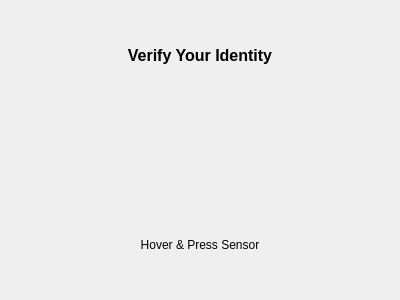
This is src/views/authenticate_views/fingerprint_view.ui in devforgely/MFA-Simulator as Qt 5 draws it before an edit. The edited form follows.
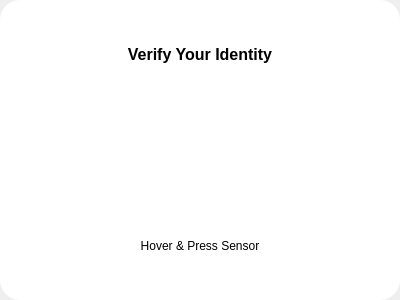
This is the edited form. Icons and pictures are not drawn.

Diff of the .ui file:
```diff
--- a/src/views/authenticate_views/fingerprint_view.ui
+++ b/src/views/authenticate_views/fingerprint_view.ui
@@ -23,16 +23,41 @@
    <enum>Qt::LeftToRight</enum>
   </property>
   <property name="styleSheet">
-   <string notr="true">#left_frame {
-	background-color: #fff;
-	border-radius: 10px;
+   <string notr="true">#frame {
+	background-color: white;
+	border-radius: 20px;
 }
 
 QPushButton {
 	border: none;
+	margin: 20px 0px;
 }</string>
   </property>
   <layout class="QVBoxLayout" name="verticalLayout">
+   <property name="spacing">
+    <number>0</number>
+   </property>
+   <property name="leftMargin">
+    <number>0</number>
+   </property>
+   <property name="topMargin">
+    <number>0</number>
+   </property>
+   <property name="rightMargin">
+    <number>0</number>
+   </property>
+   <property name="bottomMargin">
+    <number>0</number>
+   </property>
+   <item>
+    <widget class="QFrame" name="frame">
+     <property name="frameShape">
+      <enum>QFrame::StyledPanel</enum>
+     </property>
+     <property name="frameShadow">
+      <enum>QFrame::Raised</enum>
+     </property>
+     <layout class="QVBoxLayout" name="verticalLayout_2">
    <item>
     <widget class="QLabel" name="label">
      <property name="font">
@@ -50,9 +75,7 @@
      </property>
     </widget>
    </item>
-   <item>
-    <layout class="QVBoxLayout" name="fp_layout">
-     <item>
+      <item alignment="Qt::AlignHCenter">
       <widget class="QPushButton" name="fingerprint_btn">
        <property name="sizePolicy">
         <sizepolicy hsizetype="Maximum" vsizetype="Maximum">
@@ -84,16 +107,17 @@
        </property>
       </widget>
      </item>
-    </layout>
-   </item>
    <item>
-    <widget class="QLabel" name="label_2">
+       <widget class="QLabel" name="instruction_label">
      <property name="text">
       <string>Hover &amp; Press Sensor</string>
      </property>
      <property name="alignment">
       <set>Qt::AlignCenter</set>
      </property>
+       </widget>
+      </item>
+     </layout>
     </widget>
    </item>
   </layout>
```
Lines whose indentation alone changed are shown as unchanged.
